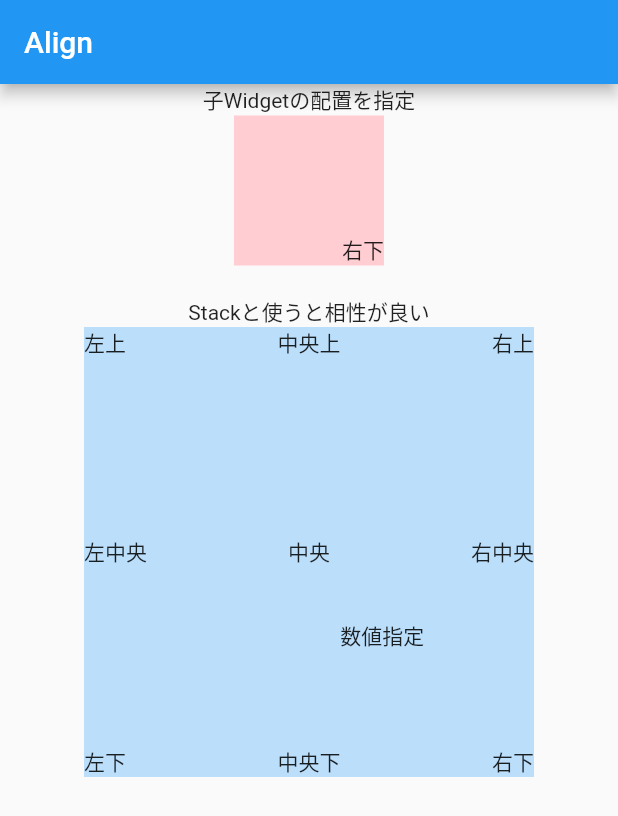
After one commit to nobushiueshi/flutter_widget_of_the_week, a Flutter app: the SamplePage025 screen opened directly, on a phone screen of 412 x 824 dp. The commit adds this screen. Shown: the top 816 px of the screen. Run offline on Flutter 3.47's test engine with Material 2 defaults, Android fonts, the phone set to English and light mode, and no system bars.

Commit message:
#025 Alignを追加

```diff
--- a/lib/presentation/pages/sample/sample000_page_data_list.dart
+++ b/lib/presentation/pages/sample/sample000_page_data_list.dart
@@ -12,7 +12,9 @@ import 'package:flutter_widget_of_the_week/presentation/pages/sample000/sample_p
 final sample000PageDataList = <SamplePageData>[
   SamplePageData(name: '#9 PageView', widget: const SamplePage009()),
   SamplePageData(
-      name: '#8 FloatingActionButton', widget: const SamplePage008()),
+    name: '#8 FloatingActionButton',
+    widget: const SamplePage008(),
+  ),
   SamplePageData(name: '#7 FadeTransition', widget: const SamplePage007()),
   SamplePageData(name: '#6 FutureBuilder', widget: const SamplePage006()),
   SamplePageData(name: '#5 Opacity', widget: const SamplePage005()),
--- a/lib/presentation/pages/sample/sample010_page_data_list.dart
+++ b/lib/presentation/pages/sample/sample010_page_data_list.dart
@@ -19,7 +19,9 @@ final sample010PageDataList = <SamplePageData>[
   SamplePageData(name: '#14 SteamBuilder', widget: const SamplePage014()),
   SamplePageData(name: '#13 FadeInImage', widget: const SamplePage013()),
   SamplePageData(
-      name: '#12 SliverList & SliverGrid', widget: const SamplePage012()),
+    name: '#12 SliverList & SliverGrid',
+    widget: const SamplePage012(),
+  ),
   SamplePageData(name: '#11 SliverAppBar', widget: const SamplePage011()),
   SamplePageData(name: '#10 Table', widget: const SamplePage010()),
 ];
--- a/lib/presentation/pages/sample/sample020_page_data_list.dart
+++ b/lib/presentation/pages/sample/sample020_page_data_list.dart
@@ -4,8 +4,10 @@ import 'package:flutter_widget_of_the_week/presentation/pages/sample020/sample_p
 import 'package:flutter_widget_of_the_week/presentation/pages/sample020/sample_page_022.dart';
 import 'package:flutter_widget_of_the_week/presentation/pages/sample020/sample_page_023.dart';
 import 'package:flutter_widget_of_the_week/presentation/pages/sample020/sample_page_024.dart';
+import 'package:flutter_widget_of_the_week/presentation/pages/sample020/sample_page_025.dart';
 
 final sample020PageDataList = <SamplePageData>[
+  SamplePageData(name: '#25 Align', widget: const SamplePage025()),
   SamplePageData(name: '#24 BackdropFilter', widget: const SamplePage024()),
   SamplePageData(name: '#23 Transform', widget: const SamplePage023()),
   SamplePageData(name: '#22 AbsorbPointer', widget: const SamplePage022()),
--- a/lib/presentation/pages/sample020/sample_page_021.dart
+++ b/lib/presentation/pages/sample020/sample_page_021.dart
@@ -12,7 +12,8 @@ class SamplePage021 extends StatelessWidget {
         title: const Text('LayoutBuilder'),
       ),
       body: SafeArea(
-        child: LayoutBuilder(builder: (context, constrains) {
+        child: LayoutBuilder(
+          builder: (context, constrains) {
             if (constrains.maxWidth > 400) {
               return const Center(
                 child: Text(
@@ -28,7 +29,8 @@ class SamplePage021 extends StatelessWidget {
                 ),
               );
             }
-        }),
+          },
+        ),
       ),
     );
   }
--- a/lib/presentation/pages/sample020/sample_page_024.dart
+++ b/lib/presentation/pages/sample020/sample_page_024.dart
@@ -1,4 +1,3 @@
-import 'dart:math';
 import 'dart:ui';
 
 import 'package:flutter/material.dart';
@@ -52,22 +51,3 @@ class _SamplePage024State extends State<SamplePage024> {
     );
   }
 }
-
-class _SamplePage023Icon extends StatelessWidget {
-  const _SamplePage023Icon({
-    Key? key,
-  }) : super(key: key);
-
-  @override
-  Widget build(BuildContext context) {
-    return Container(
-      width: 64,
-      height: 64,
-      color: Colors.blue,
-      child: const Icon(
-        Icons.catching_pokemon,
-        color: Colors.white,
-      ),
-    );
-  }
-}
--- /dev/null
+++ b/lib/presentation/pages/sample020/sample_page_025.dart
@@ -0,0 +1,84 @@
+import 'package:flutter/material.dart';
+
+class SamplePage025 extends StatelessWidget {
+  const SamplePage025({
+    Key? key,
+  }) : super(key: key);
+
+  @override
+  Widget build(BuildContext context) {
+    return Scaffold(
+      appBar: AppBar(
+        title: const Text('Align'),
+      ),
+      body: SafeArea(
+        child: Center(
+          child: Column(
+            children: [
+              const Text('子Widgetの配置を指定'),
+              Container(
+                width: 100,
+                height: 100,
+                color: Colors.red[100],
+                child: const Align(
+                  alignment: Alignment.bottomRight,
+                  child: Text('右下'),
+                ),
+              ),
+              const SizedBox(height: 20),
+              const Text('Stackと使うと相性が良い'),
+              Container(
+                width: 300,
+                height: 300,
+                color: Colors.blue[100],
+                child: Stack(
+                  children: const [
+                    Align(
+                      alignment: Alignment.topLeft,
+                      child: Text('左上'),
+                    ),
+                    Align(
+                      alignment: Alignment.topCenter,
+                      child: Text('中央上'),
+                    ),
+                    Align(
+                      alignment: Alignment.topRight,
+                      child: Text('右上'),
+                    ),
+                    Align(
+                      alignment: Alignment.centerLeft,
+                      child: Text('左中央'),
+                    ),
+                    Align(
+                      child: Text('中央'),
+                    ),
+                    Align(
+                      alignment: Alignment.centerRight,
+                      child: Text('右中央'),
+                    ),
+                    Align(
+                      alignment: Alignment.bottomLeft,
+                      child: Text('左下'),
+                    ),
+                    Align(
+                      alignment: Alignment.bottomCenter,
+                      child: Text('中央下'),
+                    ),
+                    Align(
+                      alignment: Alignment.bottomRight,
+                      child: Text('右下'),
+                    ),
+                    Align(
+                      alignment: Alignment(0.4, 0.4),
+                      child: Text('数値指定'),
+                    ),
+                  ],
+                ),
+              ),
+            ],
+          ),
+        ),
+      ),
+    );
+  }
+}
```
Also changed, not shown: lib/presentation/pages/sample010/sample_page_012.dart (+5 -2 lines), 1 other file. Lines whose indentation alone changed are shown as unchanged.
